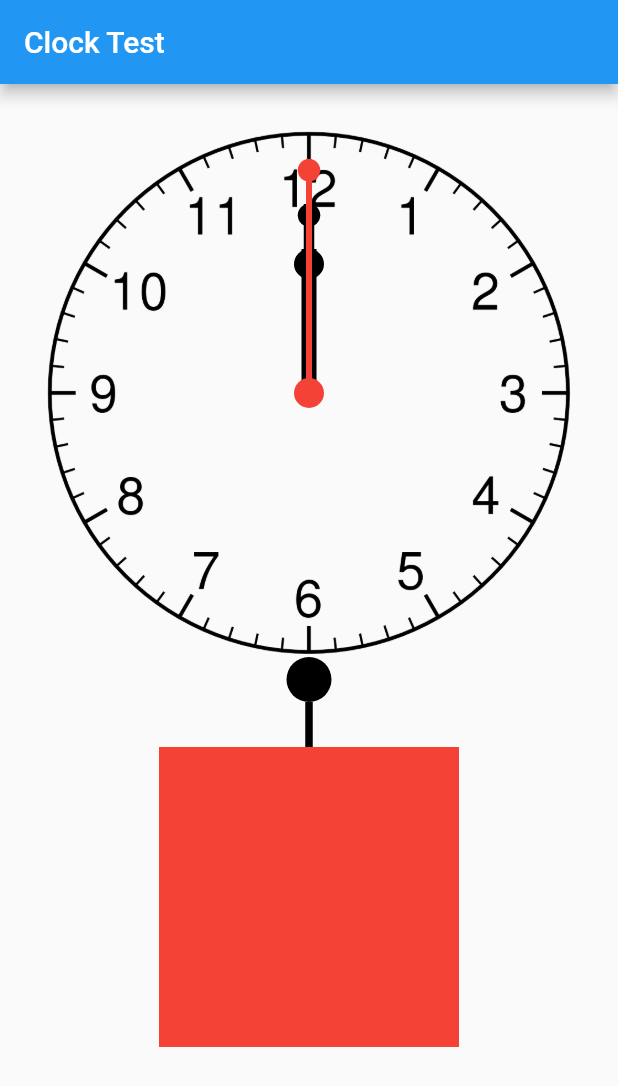
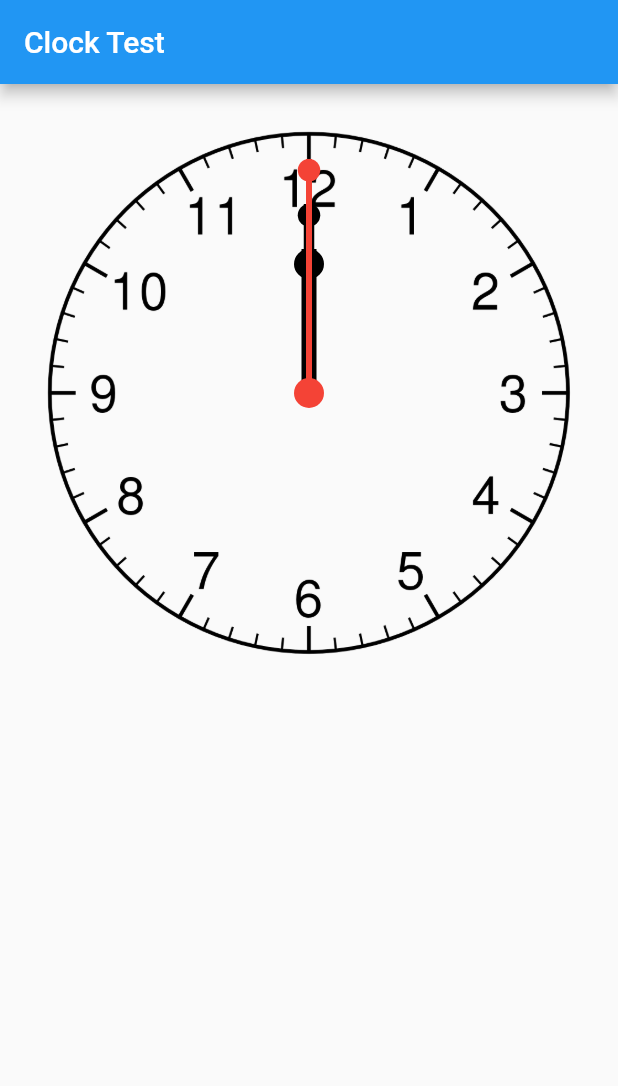
Before and after one commit to gifhary/bibit-test, a Flutter app: the screen it shows after launch, on a phone screen of 412 x 824 dp. Shown: the top 1086 px of the screen. Run offline on Flutter 3.47's test engine with Material 2 defaults, Android fonts, the phone set to English and light mode, and no system bars; our stand-ins replace get.

Commit message:
deleted example drag on axis

```diff
--- a/lib/screen/home_screen.dart
+++ b/lib/screen/home_screen.dart
@@ -1,5 +1,5 @@
 import 'package:bibit_clock/widget/clock/clock.dart';
-import 'package:bibit_clock/widget/est.dart';
+
 import 'package:flutter/material.dart';
 
 class HomeScreen extends StatelessWidget {
@@ -17,7 +17,6 @@ class HomeScreen extends StatelessWidget {
           child: Column(
             children: const [
               Clock(),
-              SizedBox(height: 300, child: Est()),
             ],
           ),
         ),
--- a/lib/widget/est.dart
+++ /dev/null
@@ -1,82 +0,0 @@
-import 'package:flutter/material.dart';
-
-class Est extends StatefulWidget {
-  const Est({Key? key}) : super(key: key);
-
-  @override
-  State<Est> createState() => _EstState();
-}
-
-class _EstState extends State<Est> {
-  double _angle = 0.0;
-  double _oldAngle = 0.0;
-  double _angleDelta = 0.0;
-
-  @override
-  Widget build(BuildContext context) {
-    return Transform.rotate(
-      angle: _angle,
-      child: Column(
-        children: [
-          Container(
-            width: 30,
-            height: 30,
-            decoration: BoxDecoration(
-              color: Colors.black,
-              borderRadius: BorderRadius.circular(30),
-            ),
-            child: LayoutBuilder(
-              builder: (context, constraints) {
-                //   Offset centerOfGestureDetector = Offset(
-                // constraints.maxWidth / 2, constraints.maxHeight / 2);
-                /**
-                     * using center of positioned element instead to better fit the
-                     * mental map of the user rotating object.
-                     * (height = container height (30) + container height (30) + container height (200)) / 2
-                     */
-                Offset centerOfGestureDetector =
-                    Offset(constraints.maxWidth / 2, 130);
-                return GestureDetector(
-                  behavior: HitTestBehavior.translucent,
-                  onPanStart: (details) {
-                    final touchPositionFromCenter =
-                        details.localPosition - centerOfGestureDetector;
-                    _angleDelta = _oldAngle - touchPositionFromCenter.direction;
-                  },
-                  onPanEnd: (details) {
-                    setState(
-                      () {
-                        _oldAngle = _angle;
-                      },
-                    );
-                  },
-                  onPanUpdate: (details) {
-                    final touchPositionFromCenter =
-                        details.localPosition - centerOfGestureDetector;
-
-                    setState(
-                      () {
-                        _angle =
-                            touchPositionFromCenter.direction + _angleDelta;
-                      },
-                    );
-                  },
-                );
-              },
-            ),
-          ),
-          Container(
-            height: 30,
-            width: 5,
-            color: Colors.black,
-          ),
-          Container(
-            height: 200,
-            width: 200,
-            color: Colors.red,
-          ),
-        ],
-      ),
-    );
-  }
-}
```
